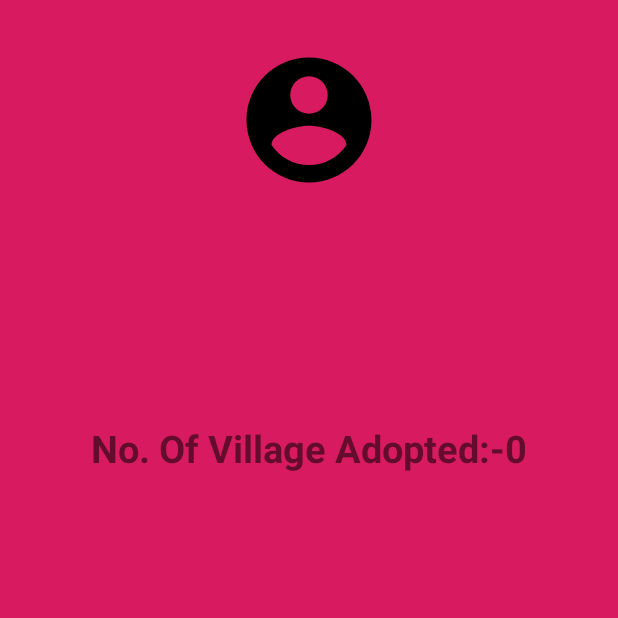
After one commit to himanshuladia/sih2k18, an Android app: the UserInfoActivity screen opened directly, with no data from a screen before it, on a phone screen of 412 x 824 dp, the top half of it. The commit adds this screen. Run offline under Robolectric (Android 15) with nearby library versions, the light colour scheme and no system bars; our stand-ins replace Firebase (no records; nobody signed in at launch, a user with empty details on screens opened directly); 3 statements that could not run were skipped.

Commit message:
Setting and UserInfo

```diff
--- a/app/src/main/AndroidManifest.xml
+++ b/app/src/main/AndroidManifest.xml
@@ -1,6 +1,8 @@
 <?xml version="1.0" encoding="utf-8"?>
 <manifest xmlns:android="http://schemas.android.com/apk/res/android"
     package="com.example.android.grampanchyatbeta">
+
+    <uses-permission android:name="android.permission.INTERNET" />
 
     <application
         android:allowBackup="true"
@@ -18,6 +20,8 @@
         </activity>
         <activity android:name=".Login.SignInActivity" />
         <activity android:name=".Login.SignUpActivity"></activity>
+        <activity android:name=".UserWork.UserInfoActivity"></activity>
+
 
     </application>
 
--- /dev/null
+++ b/app/src/main/java/com/example/android/grampanchyatbeta/UserWork/UserInfoActivity.java
@@ -0,0 +1,77 @@
+package com.example.android.grampanchyatbeta.UserWork;
+
+
+import android.app.ProgressDialog;
+import android.os.Bundle;
+import android.support.annotation.Nullable;
+import android.support.v7.app.AppCompatActivity;
+import android.widget.TextView;
+import android.widget.Toast;
+
+import com.example.android.grampanchyatbeta.R;
+import com.google.firebase.auth.FirebaseAuth;
+import com.google.firebase.auth.FirebaseUser;
+import com.google.firebase.database.DataSnapshot;
+import com.google.firebase.database.DatabaseError;
+import com.google.firebase.database.DatabaseReference;
+import com.google.firebase.database.FirebaseDatabase;
+import com.google.firebase.database.ValueEventListener;
+
+import java.util.ArrayList;
+
+public class UserInfoActivity extends AppCompatActivity{
+    private DatabaseReference mUserDataBase;
+    private FirebaseUser mCurrentUser;
+    private TextView mDisplayName;
+    private TextView mDisplayEmail;
+    private TextView mVillageAdopted;
+    private ProgressDialog mProgressDialog;
+
+    @Override
+    protected void onCreate(@Nullable Bundle savedInstanceState) {
+        super.onCreate(savedInstanceState);
+        setContentView(R.layout.activity_user_info);
+
+        mCurrentUser= FirebaseAuth.getInstance().getCurrentUser();
+        String current_user_uuid=mCurrentUser.getUid();
+        mUserDataBase= FirebaseDatabase.getInstance().getReference().child("User").child(current_user_uuid);
+
+        mDisplayName=(TextView)findViewById(R.id.user_info_display_name);
+        mDisplayEmail=(TextView)findViewById(R.id.user_info_display_email);
+        mVillageAdopted=(TextView)findViewById(R.id.user_info_village_adopted);
+        mProgressDialog=new ProgressDialog(this);
+        mProgressDialog.setMessage("Loading");
+        mProgressDialog.show();
+        mProgressDialog.setCanceledOnTouchOutside(false);
+
+        mUserDataBase.addValueEventListener(new ValueEventListener() {
+            @Override
+            public void onDataChange(DataSnapshot dataSnapshot) {
+                String displayName=dataSnapshot.child("Name").getValue().toString();
+                String displayEmail=dataSnapshot.child("Email").getValue().toString();
+                ArrayList<String>  villageAdopted= (ArrayList<String>) dataSnapshot.child("VillageAdopted").getValue();
+                int noOfVillageAdopted=villageAdopted.size();
+                String displayNoOfVillageAdopted=getApplicationContext().getResources().getString(R.string.user_info_village_adoption)+":-"+noOfVillageAdopted;
+
+                mDisplayName.setText(displayName);
+                mDisplayEmail.setText(displayEmail);
+                mVillageAdopted.setText(displayNoOfVillageAdopted);
+                mProgressDialog.dismiss();
+
+            }
+
+            @Override
+            public void onCancelled(DatabaseError databaseError) {
+                Toast.makeText(UserInfoActivity.this,R.string.user_info_toast_error,Toast.LENGTH_SHORT);
+                mProgressDialog.dismiss();
+
+            }
+        });
+
+
+
+
+
+
+    }
+}
--- /dev/null
+++ b/app/src/main/res/layout/activity_user_info.xml
@@ -0,0 +1,54 @@
+<?xml version="1.0" encoding="utf-8"?>
+<RelativeLayout
+    xmlns:android="http://schemas.android.com/apk/res/android"
+    android:layout_width="match_parent"
+    android:layout_height="match_parent"
+    android:background="@color/colorBackground">
+
+    <ImageView
+        android:id="@+id/user_info_profile_picture"
+        android:layout_width="100dp"
+        android:layout_height="100dp"
+        android:layout_gravity="center"
+        android:layout_alignParentTop="true"
+        android:layout_centerHorizontal="true"
+        android:layout_marginTop="30dp"
+        android:src="@drawable/chat_structure_profile" />
+
+    <TextView
+        android:id="@+id/user_info_display_name"
+        android:layout_width="wrap_content"
+        android:layout_height="wrap_content"
+        android:layout_below="@+id/user_info_profile_picture"
+        android:layout_centerHorizontal="true"
+        android:layout_marginTop="27dp"
+        android:fontFamily="sans-serif-medium"
+        android:text="@string/user_info_display_name"
+        android:textSize="25dp"
+        android:textStyle="bold" />
+
+    <TextView
+        android:id="@+id/user_info_display_email"
+        android:layout_width="wrap_content"
+        android:layout_height="wrap_content"
+        android:layout_centerHorizontal="true"
+        android:layout_below="@+id/user_info_display_name"
+        android:layout_marginTop="27dp"
+        android:fontFamily="sans-serif-medium"
+        android:text="@string/user_info_display_email"
+        android:textSize="25dp"
+        android:textStyle="bold" />
+
+    <TextView
+        android:id="@+id/user_info_village_adopted"
+        android:layout_width="wrap_content"
+        android:layout_height="wrap_content"
+        android:text="@string/user_info_village_adoption"
+        android:textSize="25dp"
+        android:layout_below="@+id/user_info_display_email"
+        android:layout_marginTop="27dp"
+        android:textStyle="bold"
+        android:layout_centerHorizontal="true"/>
+
+
+</RelativeLayout>
--- a/app/src/main/res/values/strings.xml
+++ b/app/src/main/res/values/strings.xml
@@ -1,6 +1,13 @@
 <resources>
     <string name="app_name">GramPanchyatBeta</string>
 
+    //VillageActivity
+    <string name="village_activity_toolbar_title">Villages</string>
+
+    //Village Menu
+    <string name="menu_village_adopted">Village Adopted</string>
+    <string name="menu_village_setting">Settings</string>
+    <string name="menu_village_logout">LogOut</string>
 
     //Activity sign layout Strings
     <string name="login_email_hint">Email</string>
@@ -20,4 +27,14 @@
     <string name="sign_up_message_dialog">Registering User .....</string>
     <string name="sign_up_register_successful">Registerd Successful</string>
     <string name="sign_up_registration_failed">Cannot Register</string>
+
+    //UserWork
+    //UserInfo
+    <string name="user_info_village_adoption">No. Of Village Adopted</string>
+    <string name="user_info_display_name">Name</string>
+    <string name="user_info_display_email">Email</string>
+    <string name="user_info_toast_error">Loading Failed</string>
+
+
+
 </resources>
--- a/app/src/main/res/values/styles.xml
+++ b/app/src/main/res/values/styles.xml
@@ -1,7 +1,7 @@
 <resources>
 
     <!-- Base application theme. -->
-    <style name="AppTheme" parent="Theme.AppCompat.Light.DarkActionBar">
+    <style name="AppTheme" parent="Theme.AppCompat.Light.NoActionBar">
         <!-- Customize your theme here. -->
         <item name="colorPrimary">@color/colorPrimary</item>
         <item name="colorPrimaryDark">@color/colorPrimaryDark</item>
```
Also changed, not shown: app/src/main/java/com/example/android/grampanchyatbeta/Login/UserInformation.java (+4 -5 lines), app/src/main/java/com/example/android/grampanchyatbeta/UserWork/VillageAdoptionActivity.java (added, +8 -0 lines), app/src/main/java/com/example/android/grampanchyatbeta/VillageActivity.java (+38 -0 lines), app/src/main/res/layout/activity_village.xml (+6 -4 lines), app/src/main/res/menu/villagesetting.xml (added, +15 -0 lines).
